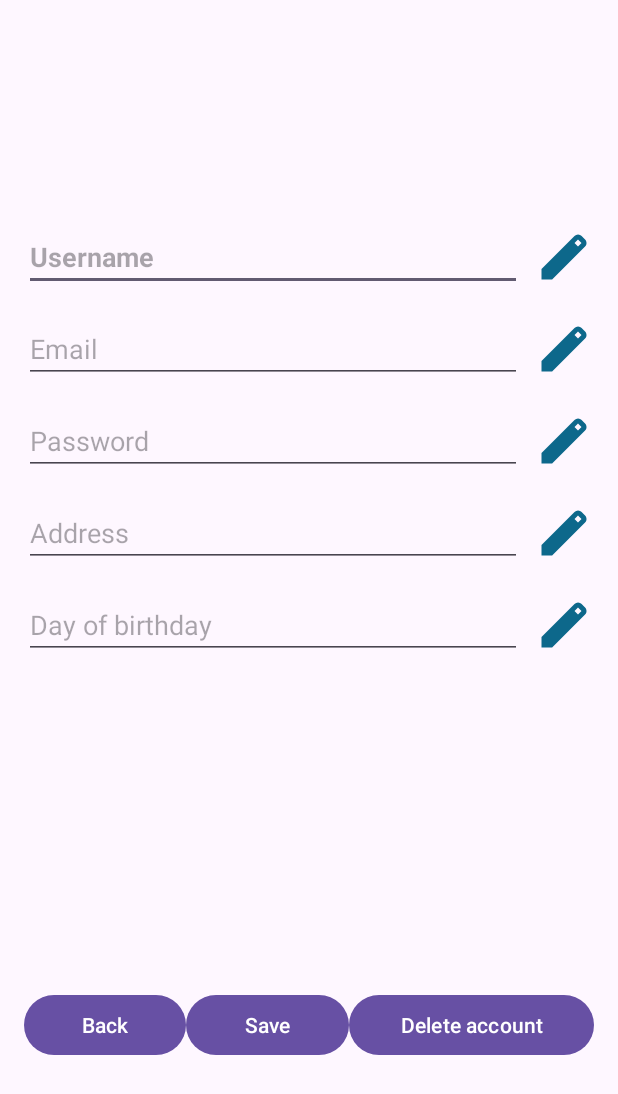
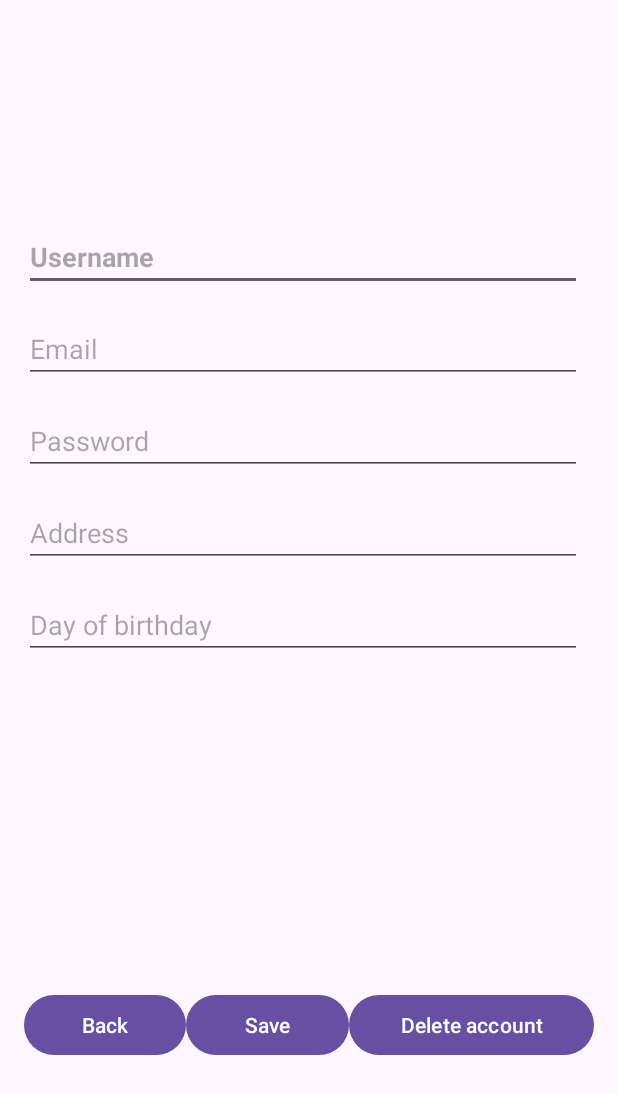
Before and after one commit to Antonio-Mj/Reproductor-de-musica, an Android app: the ViewInformation screen opened directly, with no data from a screen before it, on a phone screen of 412 x 824 dp. Shown: the top 1094 px of the screen. Run offline under Robolectric (Android 15) with nearby library versions, the phone set to English and light mode, and no system bars; our stand-ins replace Firebase (no records; nobody signed in at launch, a user with empty details on screens opened directly).

```diff
--- a/app/src/main/res/layout/activity_view_information.xml
+++ b/app/src/main/res/layout/activity_view_information.xml
@@ -25,26 +25,15 @@
 
             <EditText
                 android:id="@+id/etUsername"
-                android:layout_width="0dp"
+                android:layout_width="match_parent"
                 android:layout_height="wrap_content"
                 android:hint="Username"
                 android:textSize="18sp"
                 android:textStyle="bold"
                 app:layout_constraintStart_toStartOf="parent"
-                app:layout_constraintEnd_toStartOf="@id/ivEditUsername"
                 app:layout_constraintTop_toTopOf="parent"
                 app:layout_constraintBottom_toBottomOf="parent"
                 android:layout_marginEnd="8dp"/>
-
-            <ImageView
-                android:id="@+id/ivEditUsername"
-                android:layout_width="wrap_content"
-                android:layout_height="wrap_content"
-                android:src="@drawable/edit"
-                android:contentDescription="Edit Username"
-                app:layout_constraintEnd_toEndOf="parent"
-                app:layout_constraintTop_toTopOf="parent"
-                app:layout_constraintBottom_toBottomOf="parent"/>
         </androidx.constraintlayout.widget.ConstraintLayout>
 
         <androidx.constraintlayout.widget.ConstraintLayout
@@ -54,25 +43,14 @@
 
             <EditText
                 android:id="@+id/etEmail"
-                android:layout_width="0dp"
+                android:layout_width="match_parent"
                 android:layout_height="wrap_content"
                 android:hint="Email"
                 android:textSize="18sp"
                 app:layout_constraintStart_toStartOf="parent"
-                app:layout_constraintEnd_toStartOf="@id/ivEditEmail"
                 app:layout_constraintTop_toTopOf="parent"
                 app:layout_constraintBottom_toBottomOf="parent"
                 android:layout_marginEnd="8dp"/>
-
-            <ImageView
-                android:id="@+id/ivEditEmail"
-                android:layout_width="wrap_content"
-                android:layout_height="wrap_content"
-                android:src="@drawable/edit"
-                android:contentDescription="Edit Email"
-                app:layout_constraintEnd_toEndOf="parent"
-                app:layout_constraintTop_toTopOf="parent"
-                app:layout_constraintBottom_toBottomOf="parent"/>
         </androidx.constraintlayout.widget.ConstraintLayout>
 
         <androidx.constraintlayout.widget.ConstraintLayout
@@ -82,26 +60,17 @@
 
             <EditText
                 android:id="@+id/etPassword"
-                android:layout_width="0dp"
+                android:layout_width="match_parent"
                 android:layout_height="wrap_content"
                 android:hint="Password"
                 android:textSize="18sp"
                 android:inputType="textPassword"
                 app:layout_constraintStart_toStartOf="parent"
-                app:layout_constraintEnd_toStartOf="@id/ivEditPassword"
                 app:layout_constraintTop_toTopOf="parent"
                 app:layout_constraintBottom_toBottomOf="parent"
                 android:layout_marginEnd="8dp"/>
 
-            <ImageView
-                android:id="@+id/ivEditPassword"
-                android:layout_width="wrap_content"
-                android:layout_height="wrap_content"
-                android:src="@drawable/edit"
-                android:contentDescription="Edit Password"
-                app:layout_constraintEnd_toEndOf="parent"
-                app:layout_constraintTop_toTopOf="parent"
-                app:layout_constraintBottom_toBottomOf="parent"/>
+
         </androidx.constraintlayout.widget.ConstraintLayout>
 
         <androidx.constraintlayout.widget.ConstraintLayout
@@ -111,25 +80,15 @@
 
             <EditText
                 android:id="@+id/etAddress"
-                android:layout_width="0dp"
+                android:layout_width="match_parent"
                 android:layout_height="wrap_content"
                 android:hint="Address"
                 android:textSize="18sp"
                 app:layout_constraintStart_toStartOf="parent"
-                app:layout_constraintEnd_toStartOf="@id/ivEditAddress"
                 app:layout_constraintTop_toTopOf="parent"
                 app:layout_constraintBottom_toBottomOf="parent"
                 android:layout_marginEnd="8dp"/>
 
-            <ImageView
-                android:id="@+id/ivEditAddress"
-                android:layout_width="wrap_content"
-                android:layout_height="wrap_content"
-                android:src="@drawable/edit"
-                android:contentDescription="Edit Address"
-                app:layout_constraintEnd_toEndOf="parent"
-                app:layout_constraintTop_toTopOf="parent"
-                app:layout_constraintBottom_toBottomOf="parent"/>
         </androidx.constraintlayout.widget.ConstraintLayout>
 
         <androidx.constraintlayout.widget.ConstraintLayout
@@ -139,25 +98,14 @@
 
             <EditText
                 android:id="@+id/etBirthday"
-                android:layout_width="0dp"
+                android:layout_width="match_parent"
                 android:layout_height="wrap_content"
                 android:hint="Day of birthday"
                 android:textSize="18sp"
                 app:layout_constraintStart_toStartOf="parent"
-                app:layout_constraintEnd_toStartOf="@id/ivEditBirthday"
                 app:layout_constraintTop_toTopOf="parent"
                 app:layout_constraintBottom_toBottomOf="parent"
                 android:layout_marginEnd="8dp"/>
-
-            <ImageView
-                android:id="@+id/ivEditBirthday"
-                android:layout_width="wrap_content"
-                android:layout_height="wrap_content"
-                android:src="@drawable/edit"
-                android:contentDescription="Edit Birthday"
-                app:layout_constraintEnd_toEndOf="parent"
-                app:layout_constraintTop_toTopOf="parent"
-                app:layout_constraintBottom_toBottomOf="parent"/>
         </androidx.constraintlayout.widget.ConstraintLayout>
 
         <LinearLayout
```
Also changed, not shown: app/src/main/java/com/example/reproductor/ViewInformation.java (+63 -1 lines).
